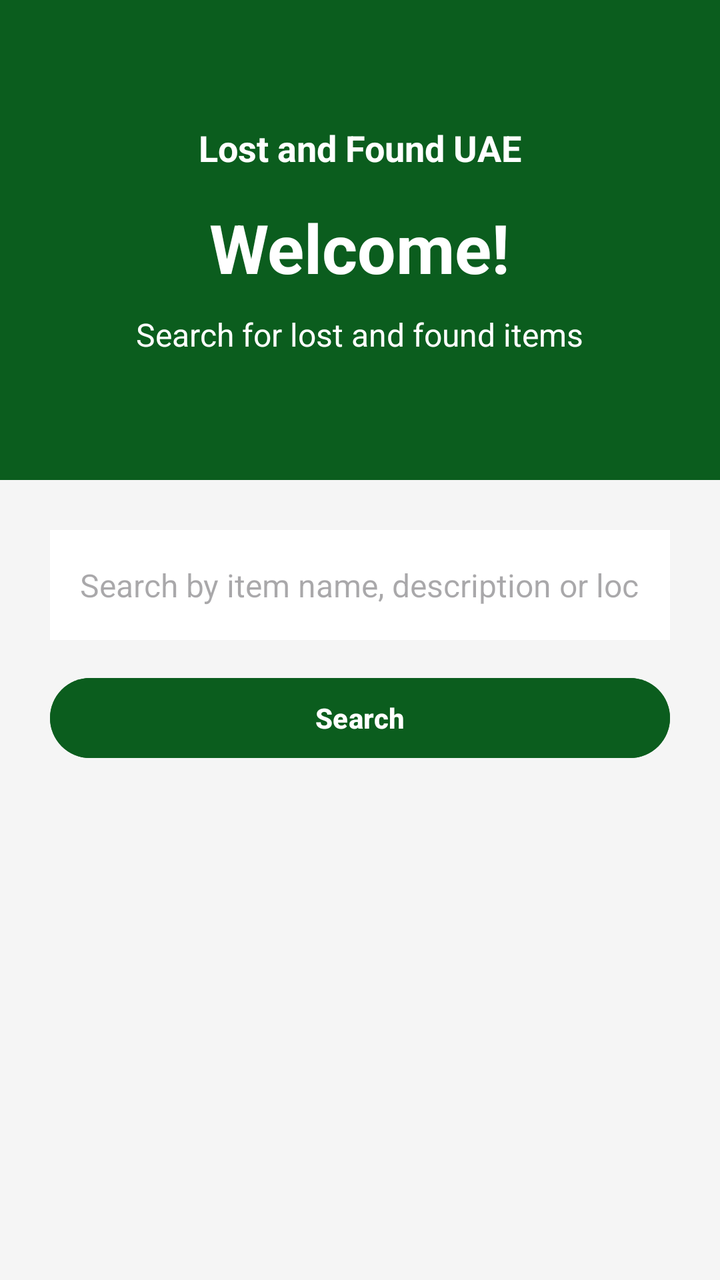
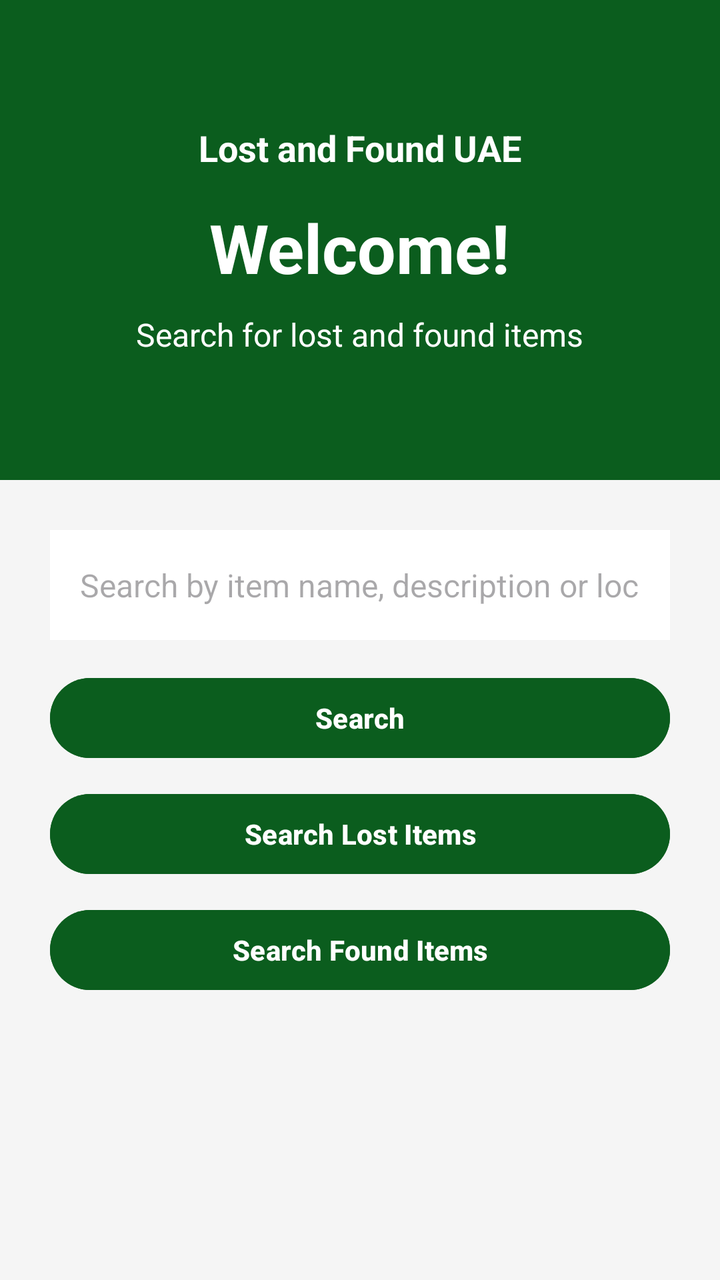

Compare the two renders of this Android layout. The source of the first and the diff that turns it into the second are given below.
<!-- AndroidManifest.xml: application theme Theme.LostAndFoundUAE -->
<!-- res/layout/fragment_search.xml -->
<?xml version="1.0" encoding="utf-8"?>
<LinearLayout xmlns:android="http://schemas.android.com/apk/res/android"
    android:layout_width="match_parent"
    android:layout_height="match_parent"
    android:orientation="vertical"
    android:background="#F5F5F5">

    <LinearLayout
        android:layout_width="match_parent"
        android:layout_height="240dp"
        android:background="#0B5D1E"
        android:gravity="center"
        android:orientation="vertical">

        <TextView
            android:layout_width="wrap_content"
            android:layout_height="wrap_content"
            android:text="Lost and Found UAE"
            android:textColor="#FFFFFF"
            android:textSize="18dp"
            android:textStyle="bold" />

        <TextView
            android:layout_width="wrap_content"
            android:layout_height="wrap_content"
            android:text="Welcome!"
            android:textColor="#FFFFFF"
            android:textSize="34dp"
            android:textStyle="bold"
            android:layout_marginTop="15dp" />

        <TextView
            android:layout_width="wrap_content"
            android:layout_height="wrap_content"
            android:text="Search for lost and found items"
            android:textColor="#FFFFFF"
            android:textSize="16dp"
            android:layout_marginTop="10dp" />
    </LinearLayout>

    <LinearLayout
        android:layout_width="match_parent"
        android:layout_height="match_parent"
        android:orientation="vertical"
        android:padding="25dp">

        <EditText
            android:id="@+id/search_input"
            android:layout_width="match_parent"
            android:layout_height="55dp"
            android:background="#FFFFFF"
            android:hint="Search by item name, description or location"
            android:padding="15dp"
            android:textSize="16dp"
            android:inputType="text" />

        <Button
            android:id="@+id/search_btn"
            android:layout_width="match_parent"
            android:layout_height="wrap_content"
            android:text="Search"
            android:textStyle="bold"
            android:textColor="#FFFFFF"
            android:backgroundTint="#0B5D1E"
            android:layout_marginTop="15dp" />

        <ScrollView
            android:layout_width="match_parent"
            android:layout_height="match_parent"
            android:layout_marginTop="20dp">

            <LinearLayout
                android:id="@+id/results_layout"
                android:layout_width="match_parent"
                android:layout_height="wrap_content"
                android:orientation="vertical" />

        </ScrollView>

    </LinearLayout>

</LinearLayout>
<!-- resources referenced by this layout -->
<resources>
  <style name="Theme.LostAndFoundUAE" parent="Base.Theme.LostAndFoundUAE" />
  <style name="Base.Theme.LostAndFoundUAE" parent="Theme.Material3.DayNight">
          
      </style>
</resources>

<!-- the commit's change to res/layout/fragment_search.xml (unified diff, before → after) -->
@@ -64,19 +64,36 @@
             android:backgroundTint="#0B5D1E"
             android:layout_marginTop="15dp" />
 
+        <Button
+            android:id="@+id/search_lost_btn"
+            android:layout_width="match_parent"
+            android:layout_height="wrap_content"
+            android:text="Search Lost Items"
+            android:textStyle="bold"
+            android:textColor="#FFFFFF"
+            android:backgroundTint="#0B5D1E"
+            android:layout_marginTop="10dp" />
+
+        <Button
+            android:id="@+id/search_found_btn"
+            android:layout_width="match_parent"
+            android:layout_height="wrap_content"
+            android:text="Search Found Items"
+            android:textStyle="bold"
+            android:textColor="#FFFFFF"
+            android:backgroundTint="#0B5D1E"
+            android:layout_marginTop="10dp" />
+
         <ScrollView
             android:layout_width="match_parent"
             android:layout_height="match_parent"
             android:layout_marginTop="20dp">
 
-            <LinearLayout
-                android:id="@+id/results_layout"
-                android:layout_width="match_parent"
-                android:layout_height="wrap_content"
-                android:orientation="vertical" />
-
+        <LinearLayout
+            android:id="@+id/results_layout"
+            android:layout_width="match_parent"
+            android:layout_height="wrap_content"
+            android:orientation="vertical" />
         </ScrollView>
-
     </LinearLayout>
-
 </LinearLayout>
